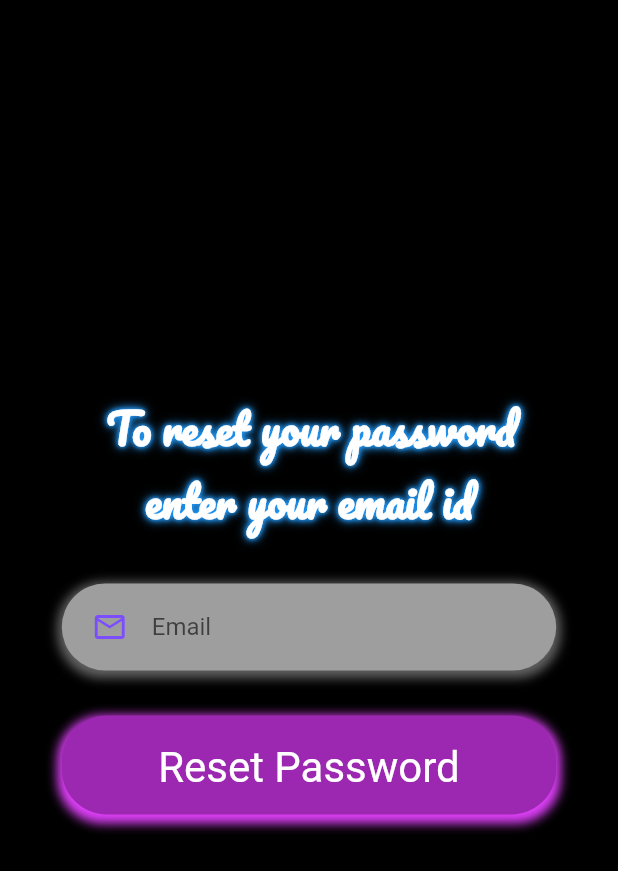
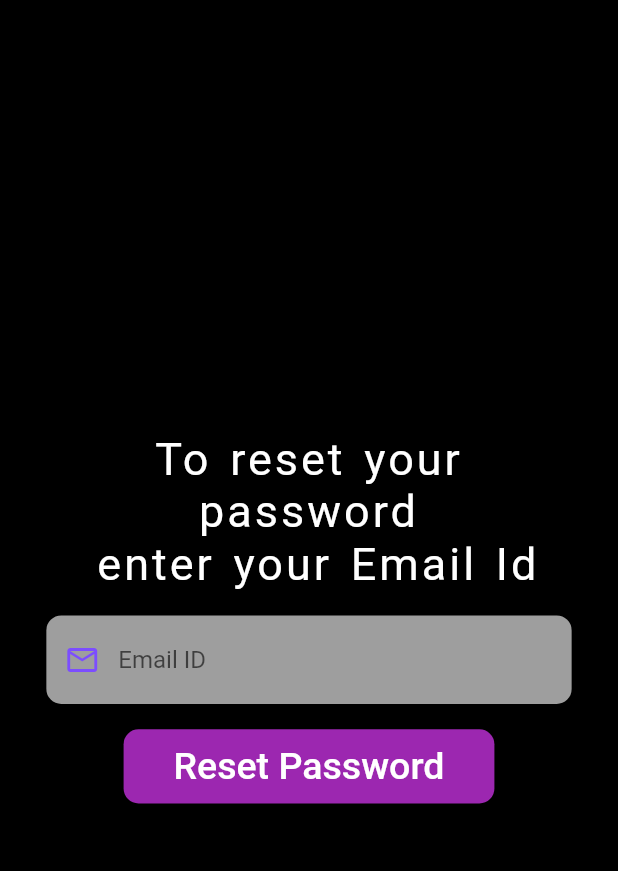
Before and after one commit to Arpit-Verma1/RECB-Outii-Streamlining-Student-Tracking-with-QR-Technology, a Flutter app: the ForgotPassword screen opened directly with empty values, on a phone screen of 412 x 824 dp. Shown: the top 871 px of the screen. Run offline on Flutter 3.47's test engine with Material 2 defaults, Android fonts, the phone set to English and light mode, and no system bars; our stand-ins replace avatar_glow, confetti, curved_navigation_bar, firebase_auth, firebase_core, firebase_database and 13 more; missing offline and left inert: flutter_sms, flutter_windowmanager, mailer, qr_code_scanner; accounts and stored records are empty; Roboto replaces fonts that are missing (Cookie).

Commit message:
Update Forgot_Password_Page.dart

```diff
--- a/lib/Forgot_Password_Page.dart
+++ b/lib/Forgot_Password_Page.dart
@@ -1,9 +1,9 @@
-import 'package:email_validator/email_validator.dart';
 import 'package:flutter/gestures.dart';
 import 'package:flutter/material.dart';
 import 'package:firebase_auth/firebase_auth.dart';
-import 'Login_Page.dart';
-
+import 'package:google_fonts/google_fonts.dart';
+import 'package:outii/Component/Widgets/widgets.dart';
+import 'package:outii/Component/constant.dart';
 import 'Utils.dart';
 
 class ForgotPassword extends StatefulWidget {
@@ -16,8 +16,6 @@ class ForgotPassword extends StatefulWidget {
 }
 
 class _ForgotPasswordState extends State<ForgotPassword> {
-  Color shadowcolor1 = Colors.blue;
-  final formKey = GlobalKey<FormState>();
   final emailController = TextEditingController();
   @override
   void dispose() {
@@ -29,152 +27,58 @@ class _ForgotPasswordState extends State<ForgotPassword> {
   Widget build(BuildContext context) {
     Size size = MediaQuery.of(context).size;
     return Scaffold(
-        body: Form(
-            key: formKey,
-            child: SingleChildScrollView(
+        backgroundColor: Colors.black,
+        body: Center(
           child: Container(
-                  color: Colors.black,
-                  height: size.height,
-                  width: size.width,
+              height: size.height * 0.3,
+              width: size.width * 0.85,
               child: Column(
-                    mainAxisAlignment: MainAxisAlignment.center,
+                mainAxisAlignment: MainAxisAlignment.spaceBetween,
                 children: [
-                      Padding(
-                        padding: EdgeInsets.only(left: 30, right: 20),
-                        child: Text(
-                          'To reset your password ',
-                          style: TextStyle(
-                              fontWeight: FontWeight.bold,
-                              fontSize: 28,
-                              shadows: [
-                                Shadow(
-                                  color: shadowcolor1,
-                                  blurRadius: 3,
-                                ),
-                                Shadow(
-                                  color: shadowcolor1,
-                                  blurRadius: 6,
-                                ),
-                                Shadow(
-                                  color: shadowcolor1,
-                                  blurRadius: 9,
-                                ),
-                              ],
-                              fontFamily: 'Pacifico',
-                              color: Colors.white),
-                        ),
-                      ),
-                      Padding(
-                        padding: EdgeInsets.only(
-                          left: 0,
-                        ),
-                        child: Text(
-                          'enter your email id',
-                          style: TextStyle(
-                              fontWeight: FontWeight.bold,
-                              fontSize: 28,
-                              shadows: [
-                                Shadow(
-                                  color: shadowcolor1,
-                                  blurRadius: 3,
-                                ),
-                                Shadow(
-                                  color: shadowcolor1,
-                                  blurRadius: 6,
-                                ),
-                                Shadow(
-                                  color: shadowcolor1,
-                                  blurRadius: 9,
-                                ),
-                              ],
-                              fontFamily: 'Pacifico',
-                              color: Colors.white),
-                        ),
-                      ),
-                      SizedBox(
-                        height: 20,
-                      ),
-                      Container(
-                        width: size.width * 0.8,
-                        margin: EdgeInsets.symmetric(vertical: 10),
-                        padding:
-                            EdgeInsets.symmetric(horizontal: 20, vertical: 5),
-                        decoration: BoxDecoration(
-                          color: Colors.grey,
-                          borderRadius: BorderRadius.circular(30),
-                          boxShadow: [
-                            BoxShadow(
-                              color: Colors.white38,
-                              blurRadius: 5.0, // soften the shadow
-                              spreadRadius: 3.0, //extend the shadow
-                              offset: Offset(
-                                0.0, // Move to right 10  horizontally
-                                2, // Move to bottom 10 Vertically
-                              ),
-                            )
-                          ],
-                        ),
-                        child: TextFormField(
+                  Text('To reset your password\n enter your Email Id ',
+                      textAlign: TextAlign.center,
+                      style: GoogleFonts.cookie(
+                          wordSpacing: 3,
+                          fontSize: 30,
+                          color: Colors.white,
+                          letterSpacing: 2)),
+                  TextField(
                     controller: emailController,
                     keyboardType: TextInputType.emailAddress,
                     textInputAction: TextInputAction.next,
                     decoration: InputDecoration(
-                            icon: Icon(Icons.email_outlined,
+                      filled: true,
+                      fillColor: Colors.grey,
+                      enabledBorder: textfieldborder,
+                      focusedBorder: textfieldborder,
+                      prefixIcon: Icon(Icons.email_outlined,
                           color: Colors.deepPurpleAccent),
-                            hintText: 'Email',
+                      hintText: 'Email ID',
                       border: InputBorder.none,
                     ),
                   ),
-                      ),
                   SizedBox(
-                        height: 10,
-                      ),
-                      InkWell(
-                        onTap: () {
-                          Resetpassword();
-                        },
-                        borderRadius: BorderRadius.circular(30),
-                        child: Container(
-                          width: size.width * 0.8,
-                          height: size.height * 0.08,
-                          decoration: BoxDecoration(
-                            color: Colors.purple,
-                            boxShadow: [
-                              BoxShadow(
-                                color: Colors.purpleAccent.shade200,
-                                blurRadius: 5.0, // soften the shadow
-                                spreadRadius: 3.0, //extend the shadow
-                                offset: Offset(
-                                  0.0, // Move to right 10  horizontally
-                                  3, // Move to bottom 10 Vertically
-                                ),
-                              )
-                            ],
-                            borderRadius: BorderRadius.circular(30),
-                          ),
-                          margin: EdgeInsets.symmetric(vertical: 10),
-                          padding:
-                              EdgeInsets.symmetric(horizontal: 20, vertical: 0),
+                    width: size.width * 0.6,
+                    height: size.height * 0.06,
+                    child: ElevatedButton(
+                      style: buttonstyle,
+                      onPressed: () => Resetpassword(),
                       child: Text("Reset Password",
-                              textAlign: TextAlign.center,
                           style: TextStyle(
-                                height: 2,
-                                fontSize: 28,
-                                color: Colors.white,
+                            fontSize: 25,
                           )),
                     ),
                   ),
-                      SizedBox(height: 10),
                 ],
               )),
-            )));
+        ));
   }
 
   Future Resetpassword() async {
     showDialog(
         context: context,
         barrierDismissible: false,
-        builder: (context) => Center(child: CircularProgressIndicator()));
+        builder: (context) => Center(child: Progressindicator()));
     try {
       await FirebaseAuth.instance
           .sendPasswordResetEmail(email: emailController.text.trim());
```
Lines whose indentation alone changed are shown as unchanged.
